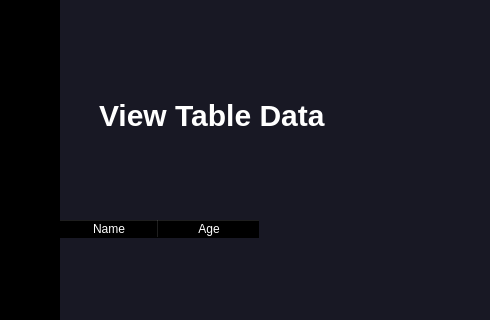
Before: the Qt Designer form tableslist.ui in Hichem-smr/Medical-Tool_Box, drawn with Qt 5; both pictures show x 141 to 631 and y 0 to 320 of the 1171 by 685 pixel window.
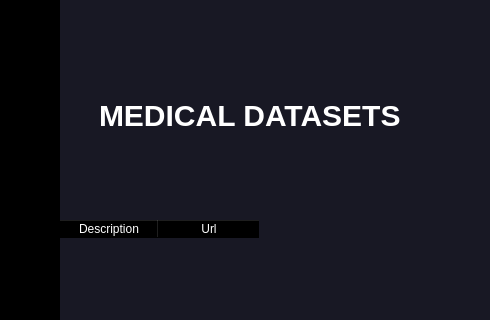
After: the same form once the commit is applied.

What changed in the file:
```diff
--- a/tableslist.ui
+++ b/tableslist.ui
@@ -72,7 +72,7 @@
 </string>
     </property>
     <property name="text">
-     <string>View Table Data </string>
+     <string>MEDICAL DATASETS</string>
     </property>
    </widget>
    <widget class="QTableWidget" name="tableWidget">
@@ -86,12 +86,12 @@
     </property>
     <column>
      <property name="text">
-      <string>Name</string>
+      <string>Description</string>
      </property>
     </column>
     <column>
      <property name="text">
-      <string>Age</string>
+      <string>Url</string>
      </property>
     </column>
    </widget>
```
Left out of the diff: 2 changed lines with no effect on the pictures.
